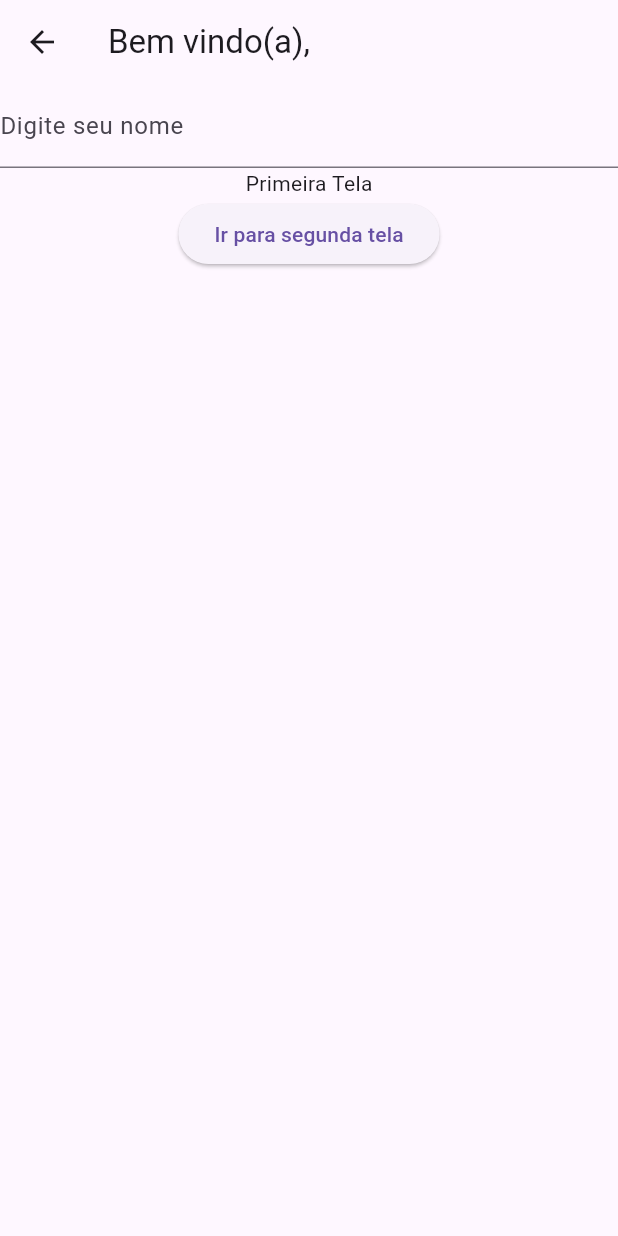
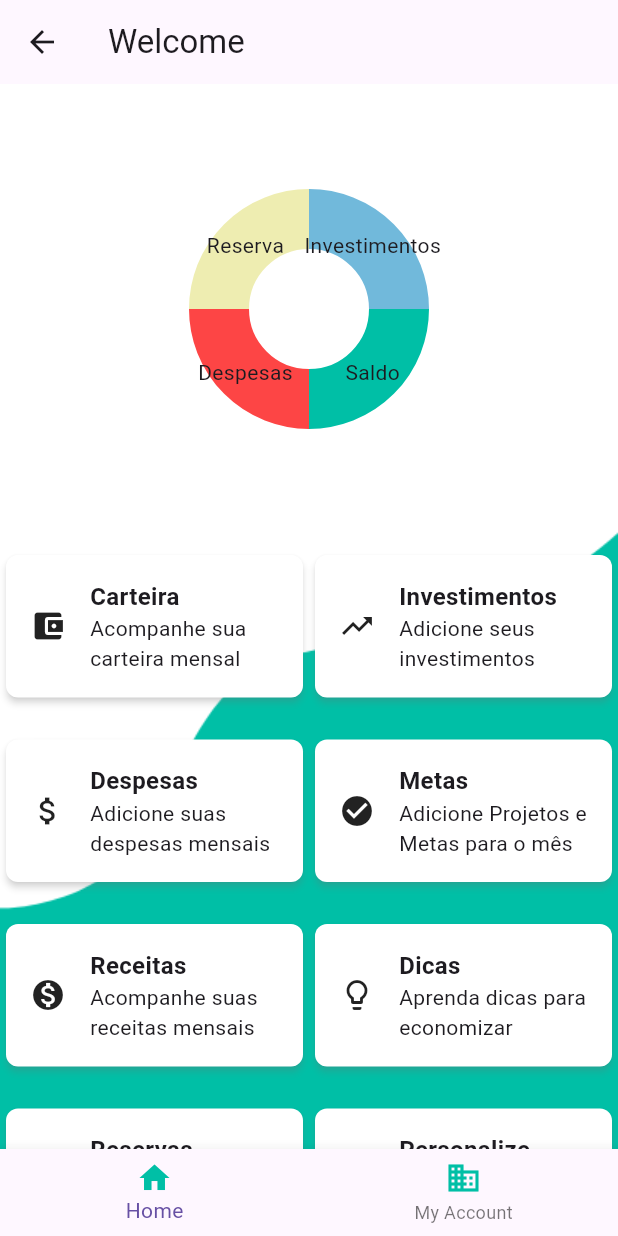
Before and after one commit to andressaanunes/Economiza--app, a Flutter app: the PrimeiraTela screen opened directly, on a phone screen of 412 x 824 dp. Run offline on Flutter 3.47's test engine with Material 3 defaults, Android fonts, the phone set to English and light mode, and no system bars; drawn by our look-alikes of fl_chart.

Commit message:
realese: tela 3 config

```diff
--- a/lib/main.dart
+++ b/lib/main.dart
@@ -9,8 +9,8 @@ void main() {
     initialRoute: '/',
     routes: {
       '/': (context) => MainPage(),
-      '/segunda_tela': (context) =>
-          SegundaTela(ModalRoute.of(context)?.settings.arguments as String),
+      '/primeira_tela': (context) => PrimeiraTela(),
+      '/segunda_tela': (context) => SegundaTela(),
     },
   ));
 }
--- a/lib/pages/primeiraTela.page.dart
+++ b/lib/pages/primeiraTela.page.dart
@@ -1,43 +1,199 @@
 import 'package:flutter/material.dart';
+import 'package:fl_chart/fl_chart.dart';
+import 'package:project/pages/segundaTela.page.dart';
 
 class PrimeiraTela extends StatefulWidget {
-  State<PrimeiraTela> createState() {
-    return _PrimeiraTelaState();
-  }
+  State<PrimeiraTela> createState() => _PrimeiraTelaState();
 }
 
 class _PrimeiraTelaState extends State<PrimeiraTela> {
   TextEditingController _nameController = TextEditingController();
 
+  List<PieChartSectionData> mockData = [
+    PieChartSectionData(
+        value: 25, color: const Color(0xFF00BFA6), title: 'Saldo'),
+    PieChartSectionData(
+        value: 25, color: Color.fromARGB(255, 253, 69, 69), title: 'Despesas'),
+    PieChartSectionData(
+        value: 25, color: Color.fromARGB(255, 238, 237, 177), title: 'Reserva'),
+    PieChartSectionData(
+        value: 25,
+        color: const Color.fromARGB(255, 113, 185, 219),
+        title: 'Investimentos'),
+  ];
+
+  @override
   Widget build(BuildContext context) {
-    final String nome = ModalRoute.of(context)?.settings.arguments != null
-        ? ModalRoute.of(context)?.settings.arguments as String
-        : '';
-
     return Scaffold(
       appBar: AppBar(
-        title: Text('Bem vindo(a), $nome'),
+        title: const Text('Welcome'),
       ),
-      body: Column(
-        children: [
-          TextField(
-            decoration: InputDecoration(labelText: 'Digite seu nome'),
-            controller: _nameController,
+      body: Container(
+        decoration: BoxDecoration(
+          image: DecorationImage(
+            image: AssetImage('assets/images/menu.png'),
+            fit: BoxFit.cover,
           ),
-          Text('Primeira Tela'),
-          ElevatedButton(
-            onPressed: () {
-              setState(() {
-                Navigator.of(context).pushNamed(
-                  "/segunda",
-                  arguments: _nameController.text,
-                );
-              });
-            },
-            child: Text('Ir para segunda tela'),
+        ),
+        child: SingleChildScrollView(
+          padding: EdgeInsets.only(top: 50),
+          child: Column(
+            children: [
+              //dashboard
+              Container(
+                height: 200,
+                width: 200,
+                child: PieChart(
+                  PieChartData(
+                    sections: mockData,
+                    sectionsSpace: 0,
+                    centerSpaceRadius: 40,
+                    borderData: FlBorderData(show: false),
+                  ),
+                ),
+              ),
+              const SizedBox(
+                height: 50,
+              ),
+              Row(
+                children: [
+                  Expanded(
+                    child: Column(
+                      children: [
+                        buildCard(
+                          title: 'Carteira',
+                          icon: Icon(Icons.account_balance_wallet),
+                          child: Text('Acompanhe sua carteira mensal'),
+                        ),
+                        buildCard(
+                          title: 'Despesas',
+                          icon: Icon(Icons.attach_money),
+                          child: Text('Adicione suas despesas mensais'),
+                        ),
+                        buildCard(
+                          title: 'Receitas',
+                          icon: Icon(Icons.monetization_on),
+                          child: Text('Acompanhe suas receitas mensais'),
+                        ),
+                        buildCard(
+                          title: 'Reservas',
+                          icon: Icon(Icons.save),
+                          child: Text('Acompanhe suas reservas mensais'),
+                        ),
+                      ],
+                    ),
+                  ),
+                  Expanded(
+                    child: Column(
+                      children: [
+                        buildCard(
+                          title: 'Investimentos',
+                          icon: Icon(Icons.trending_up),
+                          child: Text('Adicione seus investimentos'),
+                        ),
+                        buildCard(
+                          title: 'Metas',
+                          icon: Icon(Icons.check_circle),
+                          child: Text('Adicione Projetos e Metas para o mês'),
+                        ),
+                        buildCard(
+                          title: 'Dicas',
+                          icon: Icon(Icons.lightbulb_outline),
+                          child: Text('Aprenda dicas para economizar'),
+                        ),
+                        buildCard(
+                          title: 'Personalize',
+                          icon: Icon(Icons.settings),
+                          child: Text('Preferências para o app'),
+                        ),
+                      ],
+                    ),
+                  ),
+                ],
+              ),
+              GestureDetector(
+                onHorizontalDragEnd: (DragEndDetails details) {
+                  if (details.velocity.pixelsPerSecond.dx < 0) {
+                    Navigator.of(context).push(
+                      PageRouteBuilder(
+                        pageBuilder: (context, animation, secondaryAnimation) =>
+                            SegundaTela(),
+                        transitionsBuilder:
+                            (context, animation, secondaryAnimation, child) {
+                          var begin = Offset(1.0, 0.0);
+                          var end = Offset.zero;
+                          var tween = Tween(begin: begin, end: end);
+                          var offsetAnimation = animation.drive(tween);
+
+                          return SlideTransition(
+                            position: offsetAnimation,
+                            child: child,
+                          );
+                        },
+                      ),
+                    );
+                  }
+                },
+                child: Container(
+                  color: Colors.transparent,
+                ),
+              ),
+            ],
+          ),
+        ),
+      ),
+      bottomNavigationBar: BottomNavigationBar(
+        items: const <BottomNavigationBarItem>[
+          BottomNavigationBarItem(
+            icon: Icon(Icons.home, color: Color(0xFF00BFA6)),
+            label: 'Home',
+          ),
+          BottomNavigationBarItem(
+            icon: Icon(Icons.business, color: Color(0xFF00BFA6)),
+            label: 'My Account',
           ),
         ],
       ),
     );
   }
+
+  // Reusable card widget with title, icon, and child widget
+  Widget buildCard(
+      {required String title, required Icon icon, required Widget child}) {
+    return Padding(
+      padding: EdgeInsets.symmetric(vertical: 10.0),
+      child: Card(
+        child: Padding(
+          padding: const EdgeInsets.all(16.0),
+          child: Row(
+            children: [
+              icon,
+              SizedBox(width: 16.0),
+              Expanded(
+                child: Column(
+                  crossAxisAlignment: CrossAxisAlignment.start,
+                  children: [
+                    Text(
+                      title,
+                      style: TextStyle(
+                        fontSize: 16.0,
+                        fontWeight: FontWeight.bold,
+                      ),
+                    ),
+                    child,
+                  ],
+                ),
+              ),
+            ],
+          ),
+        ),
+        color: Colors.white,
+        shape: RoundedRectangleBorder(
+          borderRadius: BorderRadius.circular(8.0),
+        ),
+        elevation: 2.0,
+        shadowColor: Colors.grey.withOpacity(0.5),
+      ),
+    );
+  }
 }
--- a/lib/pages/segundaTela.page.dart
+++ b/lib/pages/segundaTela.page.dart
@@ -1,8 +1,8 @@
 import 'package:flutter/material.dart';
 
 class SegundaTela extends StatefulWidget {
-  String? valor;
-  SegundaTela(String this.valor);
+  // String? valor;
+  // SegundaTela(this.valor); // Add the missing argument here
 
   @override
   State<SegundaTela> createState() {
@@ -17,8 +17,12 @@ class _SegundaTelaState extends State<SegundaTela> {
     return ElevatedButton(
       onPressed: () {
         setState(() {
-          Navigator.pop(context);
-          Navigator.of(context).pushReplacementNamed("/");
+          Navigator.of(context).push(
+        PageRouteBuilder(
+          pageBuilder: (context, animation, secondaryAnimation) => SegundaTela(),
+          // ...
+        ),
+          );
         });
       },
       child: Text('Texto digitado: ${valor}', style: TextStyle(fontSize: 20)),
--- a/pubspec.yaml
+++ b/pubspec.yaml
@@ -30,7 +30,7 @@ environment:
 dependencies:
   flutter:
     sdk: flutter
-
+  fl_chart: ^0.36.4
 
   # The following adds the Cupertino Icons font to your application.
   # Use with the CupertinoIcons class for iOS style icons.
@@ -62,6 +62,7 @@ flutter:
   assets:
     - assets/images/purple.png
     - assets/images/logo.png
+    - assets/images/menu.png
 
   # An image asset can refer to one or more resolution-specific "variants", see
   # https://flutter.dev/assets-and-images/#resolution-aware
```
Also changed, not shown: assets/images/menu.png (added), 1 other file.
